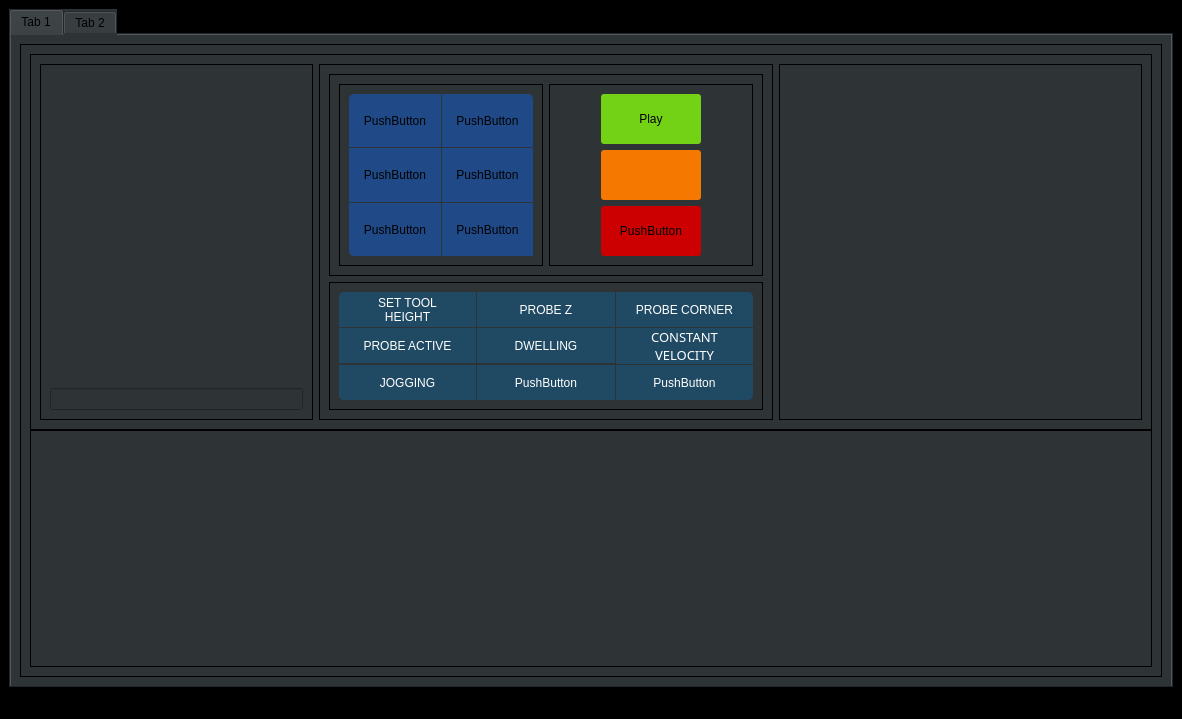
First picture: the form in craftsman/ui/mainwindow.ui, repository prochj51/BXPGui, before the edit.
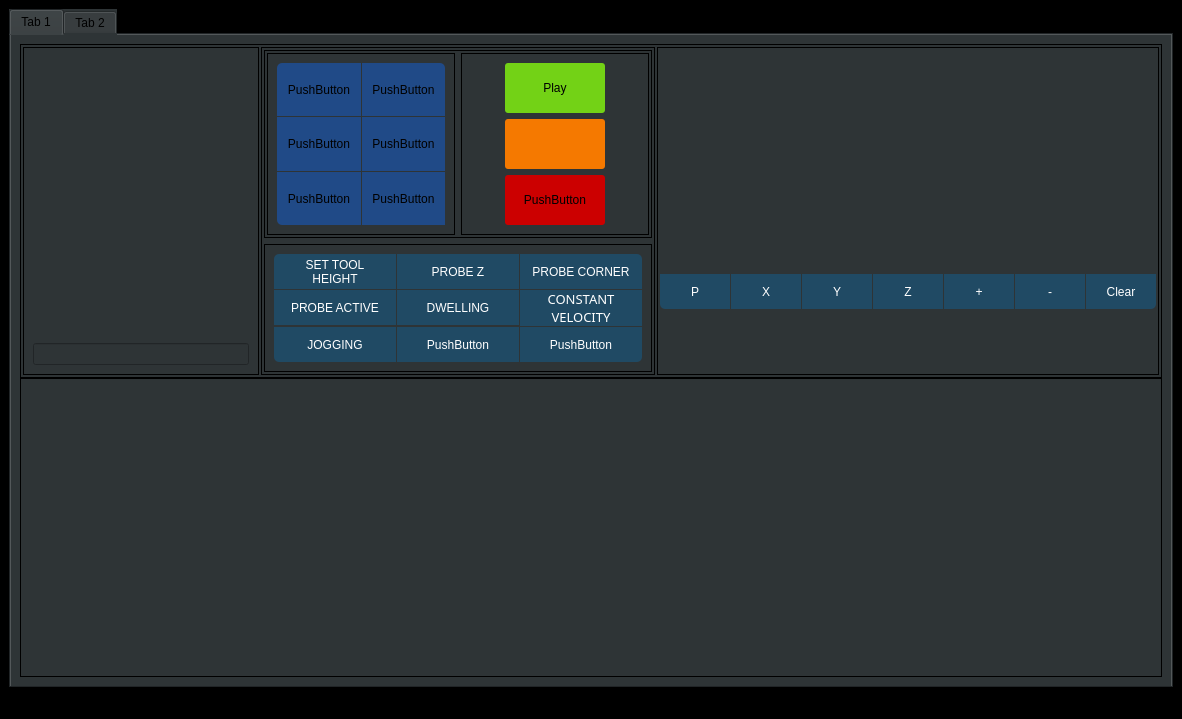
Second picture: the form after the edit. Icons and pictures are not drawn. Custom widgets are drawn as their Qt base class.

Commit message: Add VTK control buttons

What changed in the file:
```diff
--- a/craftsman/ui/mainwindow.ui
+++ b/craftsman/ui/mainwindow.ui
@@ -57,18 +57,45 @@
         <item row="0" column="0">
          <widget class="QFrame" name="verticalFrame">
           <property name="frameShape">
-           <enum>QFrame::Box</enum>
+           <enum>QFrame::NoFrame</enum>
           </property>
           <layout class="QVBoxLayout" name="verticalLayout_2">
            <property name="spacing">
             <number>0</number>
            </property>
+           <property name="leftMargin">
+            <number>0</number>
+           </property>
+           <property name="topMargin">
+            <number>0</number>
+           </property>
+           <property name="rightMargin">
+            <number>0</number>
+           </property>
+           <property name="bottomMargin">
+            <number>0</number>
+           </property>
            <item>
             <widget class="QFrame" name="Upper">
              <property name="frameShape">
               <enum>QFrame::Box</enum>
              </property>
              <layout class="QHBoxLayout" name="horizontalLayout_2" stretch="3,5,4">
+              <property name="spacing">
+               <number>2</number>
+              </property>
+              <property name="leftMargin">
+               <number>2</number>
+              </property>
+              <property name="topMargin">
+               <number>2</number>
+              </property>
+              <property name="rightMargin">
+               <number>2</number>
+              </property>
+              <property name="bottomMargin">
+               <number>2</number>
+              </property>
               <item>
                <widget class="QFrame" name="verticalFrame">
                 <property name="frameShape">
@@ -93,12 +120,36 @@
                  <enum>QFrame::Box</enum>
                 </property>
                 <layout class="QVBoxLayout" name="verticalLayout_5">
+                 <property name="leftMargin">
+                  <number>2</number>
+                 </property>
+                 <property name="topMargin">
+                  <number>2</number>
+                 </property>
+                 <property name="rightMargin">
+                  <number>2</number>
+                 </property>
+                 <property name="bottomMargin">
+                  <number>2</number>
+                 </property>
                  <item>
                   <widget class="QFrame" name="ProcessControl">
                    <property name="frameShape">
                     <enum>QFrame::Box</enum>
                    </property>
                    <layout class="QHBoxLayout" name="horizontalLayout_3">
+                    <property name="leftMargin">
+                     <number>2</number>
+                    </property>
+                    <property name="topMargin">
+                     <number>2</number>
+                    </property>
+                    <property name="rightMargin">
+                     <number>2</number>
+                    </property>
+                    <property name="bottomMargin">
+                     <number>2</number>
+                    </property>
                     <item>
                      <widget class="QFrame" name="gridFrame">
                       <property name="maximumSize">
@@ -420,9 +471,114 @@
                  <enum>QFrame::Box</enum>
                 </property>
                 <layout class="QVBoxLayout" name="verticalLayout_4">
+                 <property name="spacing">
+                  <number>0</number>
+                 </property>
+                 <property name="leftMargin">
+                  <number>2</number>
+                 </property>
+                 <property name="topMargin">
+                  <number>2</number>
+                 </property>
+                 <property name="rightMargin">
+                  <number>2</number>
+                 </property>
+                 <property name="bottomMargin">
+                  <number>2</number>
+                 </property>
                  <item>
                   <widget class="VTKBackPlot" name="vtkbackplot"/>
                  </item>
+                 <item>
+                  <widget class="QFrame" name="horizontalFrame">
+                   <property name="styleSheet">
+                    <string notr="true">QPushButton{
+background-color:rgb(32, 74, 100);
+color:rgb(255, 255, 255);
+border-radius:0px;
+border-line:2px;
+min-height:35px;
+min-width:70px;
+font: 10pt &quot;MathJax_Size3 Bold&quot;;
+}</string>
+                   </property>
+                   <property name="frameShape">
+                    <enum>QFrame::NoFrame</enum>
+                   </property>
+                   <layout class="QHBoxLayout" name="horizontalLayout_4">
+                    <property name="spacing">
+                     <number>1</number>
+                    </property>
+                    <property name="leftMargin">
+                     <number>0</number>
+                    </property>
+                    <property name="topMargin">
+                     <number>0</number>
+                    </property>
+                    <property name="rightMargin">
+                     <number>0</number>
+                    </property>
+                    <property name="bottomMargin">
+                     <number>0</number>
+                    </property>
+                    <item>
+                     <widget class="QPushButton" name="pView">
+                      <property name="styleSheet">
+                       <string notr="true">border-bottom-left-radius:5px</string>
+                      </property>
+                      <property name="text">
+                       <string>P</string>
+                      </property>
+                     </widget>
+                    </item>
+                    <item>
+                     <widget class="QPushButton" name="xView">
+                      <property name="text">
+                       <string>X</string>
+                      </property>
+                     </widget>
+                    </item>
+                    <item>
+                     <widget class="QPushButton" name="yView">
+                      <property name="text">
+                       <string>Y</string>
+                      </property>
+                     </widget>
+                    </item>
+                    <item>
+                     <widget class="QPushButton" name="zView">
+                      <property name="text">
+                       <string>Z</string>
+                      </property>
+                     </widget>
+                    </item>
+                    <item>
+                     <widget class="QPushButton" name="zoomIn">
+                      <property name="text">
+                       <string>+</string>
+                      </property>
+                     </widget>
+                    </item>
+                    <item>
+                     <widget class="QPushButton" name="zoomOut">
+                      <property name="text">
+                       <string>-</string>
+                      </property>
+                     </widget>
+                    </item>
+                    <item>
+                     <widget class="QPushButton" name="clearView">
+                      <property name="styleSheet">
+                       <string notr="true">border-bottom-right-radius:5px</string>
+                      </property>
+                      <property name="text">
+                       <string>Clear</string>
+                      </property>
+                     </widget>
+                    </item>
+                   </layout>
+                  </widget>
+                 </item>
                 </layout>
                </widget>
               </item>
```
Left out of the diff: 115 changed lines with no effect on the pictures.
